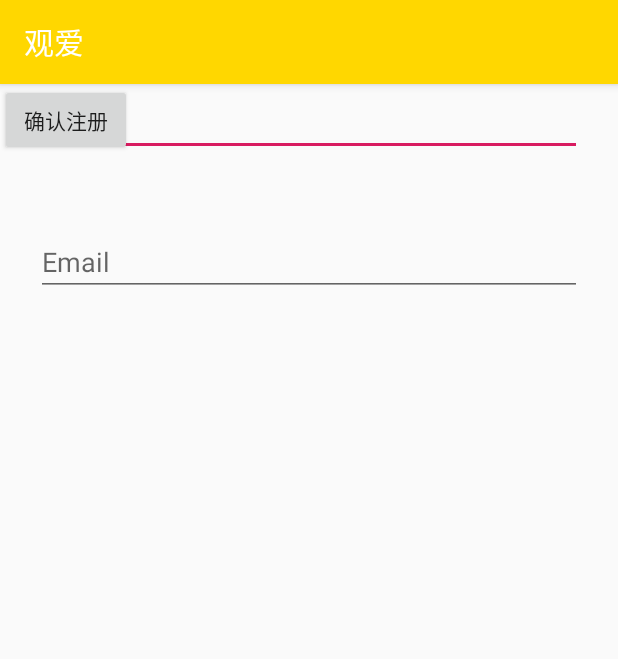
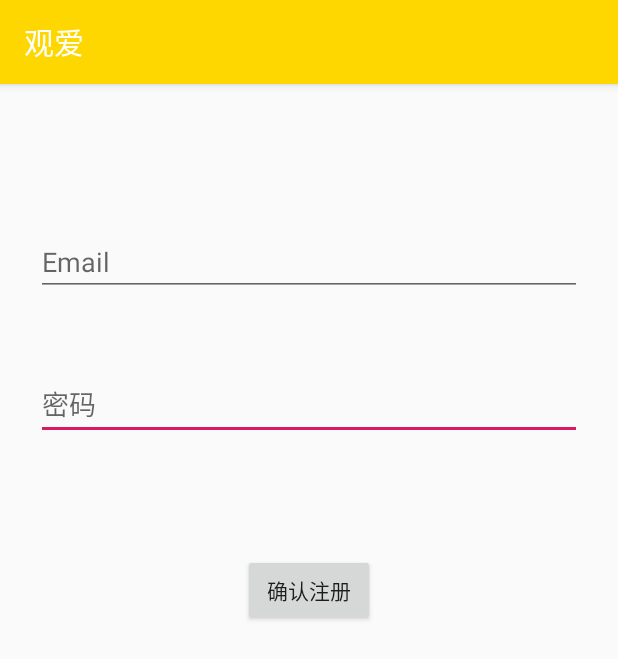
Before and after one commit to miasanm/LoveAndPeace, an Android app: the RegistActivity screen opened directly, with no data from a screen before it, on a phone screen of 412 x 824 dp. Shown: the top 659 px of the screen. Run offline under Robolectric (Android 15) with nearby library versions, the phone set to English and light mode, and no system bars.

Commit message:
基本注册登录

```diff
--- a/app/src/main/java/com/example/myapplication/RegistActivity.java
+++ b/app/src/main/java/com/example/myapplication/RegistActivity.java
@@ -5,6 +5,7 @@ import android.support.v7.app.AppCompatActivity;
 import android.os.Bundle;
 import android.view.View;
 import android.widget.Button;
+import android.widget.Toast;
 
 import com.example.myapplication.ui.login.LoginActivity;
 
@@ -14,12 +15,14 @@ public class RegistActivity extends AppCompatActivity {
     protected void onCreate(Bundle savedInstanceState) {
         super.onCreate(savedInstanceState);
         setContentView(R.layout.activity_regist);
-        Button registButton = findViewById(R.id.regist);
+        final Button registButton = (Button)findViewById(R.id.regist1);
+
         registButton.setOnClickListener(new View.OnClickListener() {
             @Override
             public void onClick(View v) {
                 Intent intent2 = new Intent(RegistActivity.this, LoginActivity.class);
                 startActivity(intent2);
+                Toast.makeText(RegistActivity.this,"注册成功！",Toast.LENGTH_SHORT).show();
             }
         });
     }
--- a/app/src/main/java/com/example/myapplication/data/LoginDataSource.java
+++ b/app/src/main/java/com/example/myapplication/data/LoginDataSource.java
@@ -16,7 +16,7 @@ public class LoginDataSource {
             LoggedInUser fakeUser =
                     new LoggedInUser(
                             java.util.UUID.randomUUID().toString(),
-                            "Jane Doe");
+                            "Mia");
             return new Result.Success<>(fakeUser);
         } catch (Exception e) {
             return new Result.Error(new IOException("Error logging in", e));
--- a/app/src/main/res/layout/activity_login.xml
+++ b/app/src/main/res/layout/activity_login.xml
@@ -20,7 +20,7 @@
         android:layout_marginTop="16dp"
         android:layout_marginEnd="48dp"
         android:layout_marginBottom="64dp"
-        android:enabled="false"
+        android:enabled="true"
         android:text="注册"
         app:layout_constraintBottom_toBottomOf="parent"
         app:layout_constraintEnd_toEndOf="parent"
--- a/app/src/main/res/layout/activity_regist.xml
+++ b/app/src/main/res/layout/activity_regist.xml
@@ -7,49 +7,52 @@
     tools:context=".RegistActivity">
 
     <EditText
+        android:id="@+id/password"
         android:layout_width="0dp"
         android:layout_height="wrap_content"
         android:layout_marginStart="24dp"
-        android:layout_marginTop="8dp"
+        android:layout_marginTop="48dp"
         android:layout_marginEnd="24dp"
         android:autofillHints="@string/prompt_password"
-        android:imeActionLabel="@string/action_sign_in_short"
+        android:ems="10"
+        android:hint="@string/prompt_password"
         android:imeOptions="actionDone"
+        android:inputType="textPassword"
         android:selectAllOnFocus="true"
         app:layout_constraintEnd_toEndOf="parent"
+        app:layout_constraintHorizontal_bias="0.0"
         app:layout_constraintStart_toStartOf="parent"
-        app:layout_constraintTop_toBottomOf="@+id/username"
-        android:hint="@string/prompt_password"
-        android:id="@+id/password"
-        android:ems="10"
-        android:inputType="textPassword"
-        tools:layout_editor_absoluteX="98dp"
-        tools:layout_editor_absoluteY="220dp" />
+        app:layout_constraintTop_toBottomOf="@+id/email" />
 
     <EditText
+        android:id="@+id/email"
         android:layout_width="0dp"
         android:layout_height="wrap_content"
         android:layout_marginStart="24dp"
         android:layout_marginTop="96dp"
         android:layout_marginEnd="24dp"
         android:autofillHints="@string/prompt_email"
+        android:ems="10"
         android:hint="@string/prompt_email"
         android:inputType="textEmailAddress"
         android:selectAllOnFocus="true"
         app:layout_constraintEnd_toEndOf="parent"
         app:layout_constraintStart_toStartOf="parent"
         app:layout_constraintTop_toTopOf="parent"
-        android:id="@+id/email"
-        android:ems="10"
         tools:layout_editor_absoluteX="97dp"
         tools:layout_editor_absoluteY="139dp" />
 
     <Button
-
-        android:id="@+id/button"
+        android:id="@+id/regist1"
         android:layout_width="wrap_content"
         android:layout_height="wrap_content"
+        android:layout_marginStart="8dp"
+        android:layout_marginTop="76dp"
+        android:layout_marginEnd="8dp"
+        android:enabled="true"
         android:text="确认注册"
-        tools:layout_editor_absoluteX="161dp"
-        tools:layout_editor_absoluteY="341dp" />
+        app:layout_constraintEnd_toEndOf="parent"
+        app:layout_constraintStart_toStartOf="parent"
+        app:layout_constraintTop_toBottomOf="@+id/password" />
+
 </android.support.constraint.ConstraintLayout>
--- a/app/src/main/res/values/strings.xml
+++ b/app/src/main/res/values/strings.xml
@@ -3,7 +3,7 @@
     <string name="title_home">主页</string>
     <string name="title_dashboard">消息</string>
     <string name="title_notifications">我的</string>
-    <string name="title_activity_login">登陆</string>
+    <string name="title_activity_login">观爱</string>
     <string name="prompt_email">Email</string>
     <string name="prompt_password">密码</string>
     <string name="action_sign_in">登陆</string>
```
Also changed, not shown: app/src/main/java/com/example/myapplication/ui/login/LoginActivity.java (+4 -3 lines).
